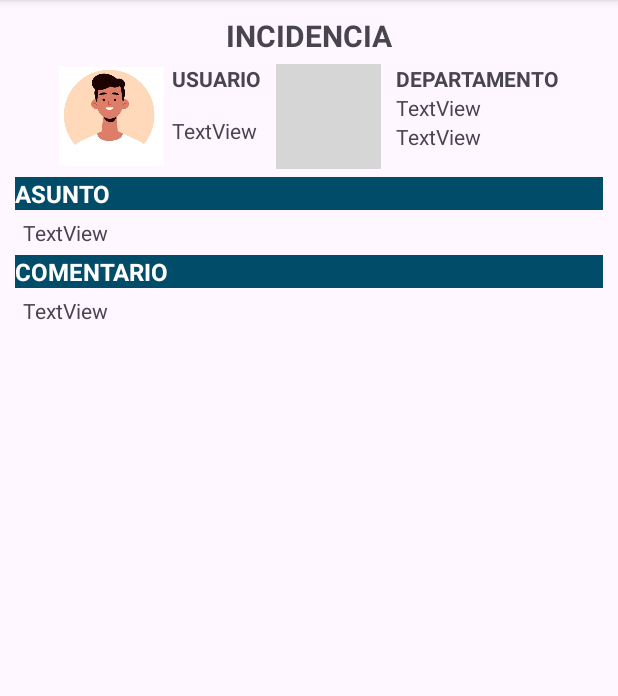
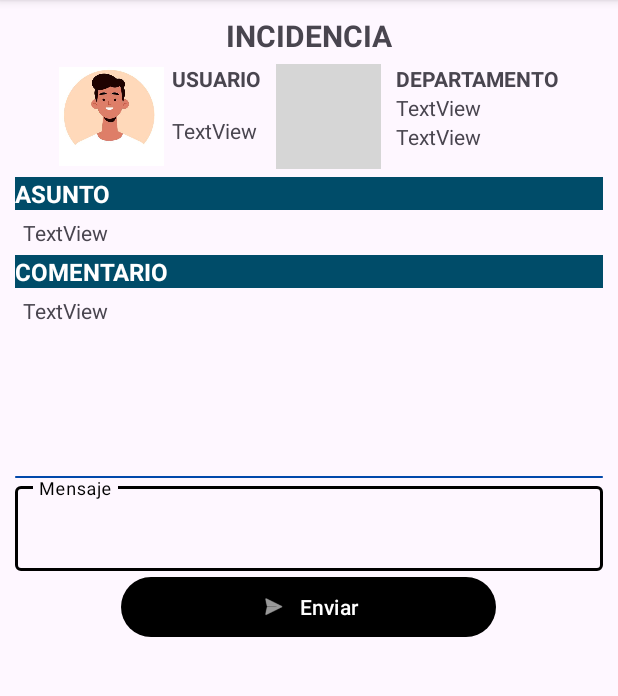
Before and after one commit to JSenen/GaticketApp, an Android app: the AdminDetailActivity screen opened directly, with no data from a screen before it, on a phone screen of 412 x 824 dp, the part 96-792 px from its top. Run offline under Robolectric (Android 15) with nearby library versions, the phone set to English and light mode, and no system bars; Roboto replaces fonts that are not available here; 1 statement that could not run was skipped; grey boxes are pictures that could not be loaded.

Commit message:
Activity detail incidence response messages OK

```diff
--- a/app/src/main/java/com/juansenen/gaticketapp/api/GaticketApiInterface.java
+++ b/app/src/main/java/com/juansenen/gaticketapp/api/GaticketApiInterface.java
@@ -3,6 +3,7 @@ package com.juansenen.gaticketapp.api;
 import com.juansenen.gaticketapp.domain.Department;
 import com.juansenen.gaticketapp.domain.Device;
 import com.juansenen.gaticketapp.domain.Incidences;
+import com.juansenen.gaticketapp.domain.Messages;
 import com.juansenen.gaticketapp.domain.User;
 
 import java.util.List;
@@ -45,4 +46,7 @@ public interface GaticketApiInterface {
     @GET("department/{idUser}")
     Call<Department> getDepartmentUser(@Path("idUser") String idUser);
 
+    @GET("messages/{idIncidence}")
+    Call<List<Messages>> getMessages(@Path("idIncidence") String idIncidence);
+
 }
--- a/app/src/main/java/com/juansenen/gaticketapp/contract/AdminDetailContract.java
+++ b/app/src/main/java/com/juansenen/gaticketapp/contract/AdminDetailContract.java
@@ -2,29 +2,34 @@ package com.juansenen.gaticketapp.contract;
 
 import com.juansenen.gaticketapp.domain.Department;
 import com.juansenen.gaticketapp.domain.Incidences;
+import com.juansenen.gaticketapp.domain.Messages;
 import com.juansenen.gaticketapp.presenter.AdminDetailPresenter;
+
+import java.util.List;
 
 public interface AdminDetailContract {
 
     interface model{
-
-
         interface changeIncidencesListener {
             void changeStatusOK();
             void changeAdminOK();
             void getDataIncidence(Incidences incidence);
             void getDepartmentDat(Department department);
+            void getMessagesOK(List<Messages> messagesList);
+
         }
         void changeStatus(changeIncidencesListener listener, long idIncidence, Incidences incidencesBody);
         void changeAdmin(changeIncidencesListener listener, long idIncidence, Incidences incidenceBody);
         void getDataIncidence(changeIncidencesListener listener, long incidenceId);
-
         void getDepartmentofUSer(changeIncidencesListener listener, long userId);
+        void getAllMessages(changeIncidencesListener listener, long idIncidence);
 
     }
     interface view {
         void showDataIncidence(Incidences incidence);
         void showDataDepartment(Department department);
+        void showAllMessages(List<Messages> messagesList);
+
     }
     interface presenter {
         void changeStatusIncidence(long incidenceId);
@@ -32,5 +37,6 @@ public interface AdminDetailContract {
         void getDataIncidence(long incidenceId);
 
         void requestDepartmentUser(long userId);
+
     }
 }
--- /dev/null
+++ b/app/src/main/res/drawable/divider_custom.xml
@@ -0,0 +1,15 @@
+<?xml version="1.0" encoding="utf-8"?>
+<layer-list xmlns:android="http://schemas.android.com/apk/res/android">
+
+    <!-- Fondo del divisor -->
+    <item android:drawable="?android:attr/listDivider" />
+
+    <!-- Sombra superior -->
+    <item>
+        <shape android:shape="rectangle">
+            <solid android:color="#0149ab" /> <!-- Ajusta el color y la opacidad -->
+            <corners android:radius="10dp" /> <!-- Ajusta el radio de las esquinas -->
+        </shape>
+    </item>
+
+</layer-list>
--- a/app/src/main/res/layout/activity_admin_detail.xml
+++ b/app/src/main/res/layout/activity_admin_detail.xml
@@ -128,10 +128,54 @@
         <TextView
             android:id="@+id/txt_detailIncidence_commit"
             android:layout_width="wrap_content"
+            android:layout_height="125dp"
+            android:lines="15"
+            android:padding="5dp"
+            android:text="TextView" />
+
+        <View
+            android:id="@+id/divider"
+            android:layout_width="match_parent"
+            android:layout_height="1dp"
+            android:background="@drawable/divider_custom" />
+
+        <com.google.android.material.textfield.TextInputLayout
+            android:id="@+id/campo_messages"
+            style="@style/Widget.MaterialComponents.TextInputLayout.OutlinedBox"
+            android:layout_width="match_parent"
             android:layout_height="wrap_content"
-            android:padding="5dp"
-            android:lines="15"
-            android:text="TextView" />
+            android:hint="@string/mensaje"
+            app:layout_constraintEnd_toEndOf="parent"
+            app:layout_constraintHorizontal_bias="0.5"
+            app:layout_constraintStart_toStartOf="parent"
+            app:layout_constraintTop_toTopOf="parent">
+
+            <com.google.android.material.textfield.TextInputEditText
+                android:id="@+id/edtxt_mensajer"
+                android:layout_width="match_parent"
+                android:layout_height="wrap_content" />
+        </com.google.android.material.textfield.TextInputLayout>
+
+        <Button
+            android:id="@+id/button_send_message"
+            android:layout_width="250dp"
+            android:layout_height="wrap_content"
+            android:layout_gravity="center"
+            android:onClick="sendMessage"
+            android:text="Enviar"
+            app:icon="@android:drawable/ic_menu_send"
+            app:iconGravity="textStart"
+            app:rippleColor="#304FFE" />
+
+        <TableLayout
+            android:id="@+id/table_messages"
+            android:layout_width="match_parent"
+            android:layout_height="272dp" >
+
+            <TableRow
+                android:layout_width="match_parent"
+                android:layout_height="match_parent" />
+        </TableLayout>
 
     </LinearLayout>
 
--- a/app/src/main/res/values/strings.xml
+++ b/app/src/main/res/values/strings.xml
@@ -6,4 +6,5 @@
     <string name="imagen_principal">Imagen principal</string>
     <string name="Login">Login</string>
     <string name="zona_usuarios">Zona Usuarios</string>
+    <string name="mensaje">Mensaje</string>
 </resources>
```
Also changed, not shown: app/src/main/java/com/juansenen/gaticketapp/domain/Messages.java (+3 -5 lines), app/src/main/java/com/juansenen/gaticketapp/model/AdminDetailModel.java (+29 -1 lines), app/src/main/java/com/juansenen/gaticketapp/presenter/AdminDetailPresenter.java (+13 -2 lines), app/src/main/java/com/juansenen/gaticketapp/view/AdminDetailActivity.java (+72 -1 lines).
